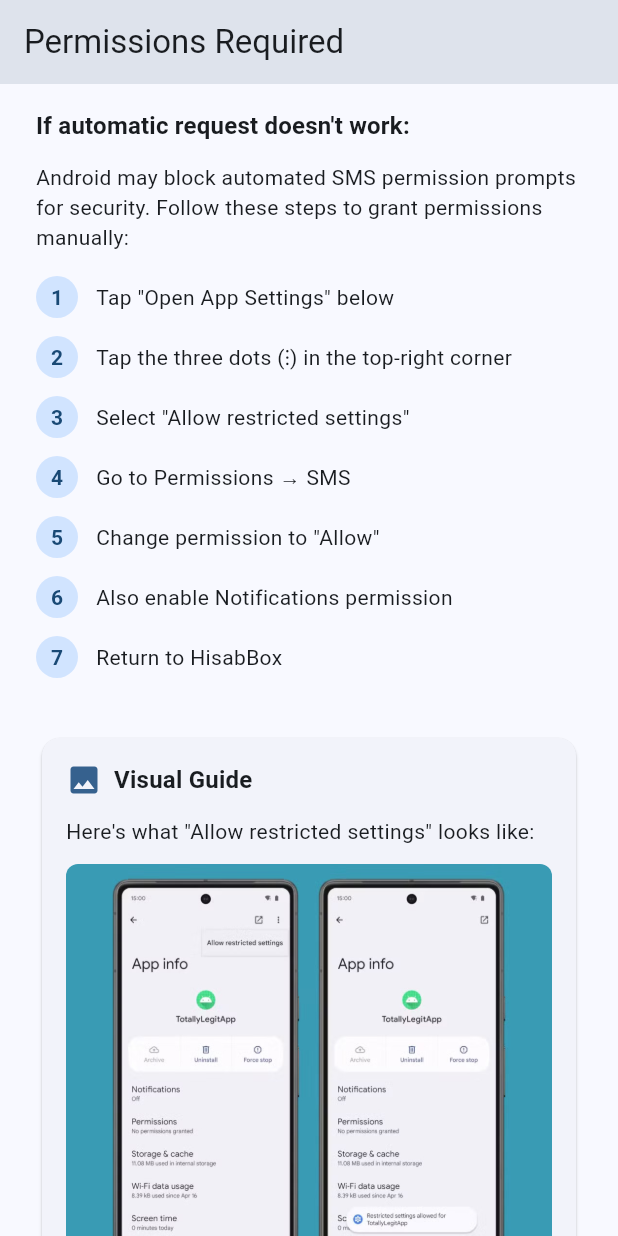
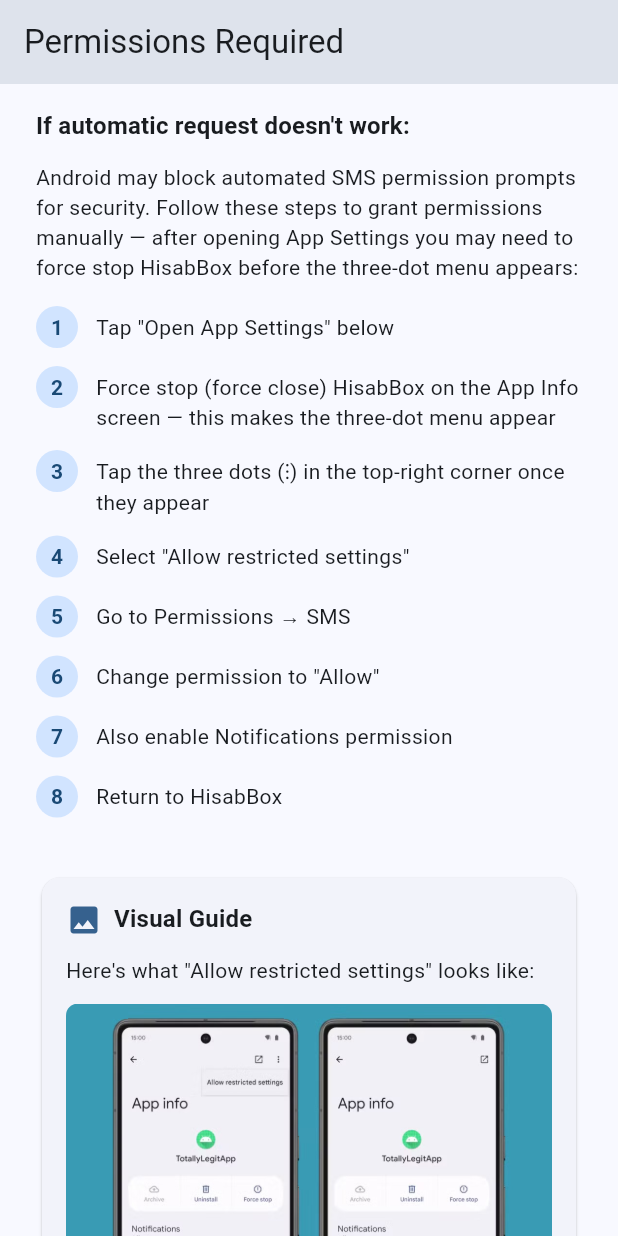
Before and after one commit to md-riaz/HisabBox, a Flutter app: the PermissionRequiredScreen screen opened directly with empty values, scrolled down 576 dp, on a phone screen of 412 x 824 dp. Run offline on Flutter 3.47's test engine with Material 3 defaults, Android fonts, the phone set to English and light mode, and no system bars; our stand-ins replace dio, get, permission_handler, shared_preferences, sqflite; missing offline and left inert: another_telephony, workmanager; accounts and stored records are empty.

Commit message:
Clarify manual permission steps and pad import button

```diff
--- a/lib/screens/import_screen.dart
+++ b/lib/screens/import_screen.dart
@@ -143,7 +143,10 @@ class _ImportScreenState extends State<ImportScreen> {
                     ElevatedButton(
                       onPressed: _isImporting ? null : _importSms,
                       style: ElevatedButton.styleFrom(
-                        padding: const EdgeInsets.symmetric(vertical: 16),
+                        padding: const EdgeInsets.symmetric(
+                          horizontal: 24,
+                          vertical: 16,
+                        ),
                         shape: RoundedRectangleBorder(
                           borderRadius: BorderRadius.circular(12),
                         ),
--- a/lib/screens/permission_required_screen.dart
+++ b/lib/screens/permission_required_screen.dart
@@ -2,8 +2,10 @@ import 'package:flutter/material.dart';
 import 'package:hisabbox/services/permission_service.dart';
 
 class PermissionRequiredScreen extends StatefulWidget {
-  const PermissionRequiredScreen(
-      {super.key, required this.onPermissionsGranted});
+  const PermissionRequiredScreen({
+    super.key,
+    required this.onPermissionsGranted,
+  });
 
   final Future<void> Function() onPermissionsGranted;
 
@@ -91,9 +93,7 @@ class _PermissionRequiredScreenState extends State<PermissionRequiredScreen>
     final theme = Theme.of(context);
 
     return Scaffold(
-      appBar: AppBar(
-        title: const Text('Permissions Required'),
-      ),
+      appBar: AppBar(title: const Text('Permissions Required')),
       body: SingleChildScrollView(
         padding: const EdgeInsets.all(24.0),
         child: Column(
@@ -177,14 +177,14 @@ class _PermissionRequiredScreenState extends State<PermissionRequiredScreen>
                     ? const SizedBox(
                         width: 20,
                         height: 20,
-                        child: CircularProgressIndicator(
-                          strokeWidth: 2,
-                        ),
+                        child: CircularProgressIndicator(strokeWidth: 2),
                       )
                     : const Icon(Icons.check_circle),
-                label: Text(_isRequestingPermission
-                    ? 'Requesting...'
-                    : 'Grant Permissions'),
+                label: Text(
+                  _isRequestingPermission
+                      ? 'Requesting...'
+                      : 'Grant Permissions',
+                ),
               ),
             ),
             const SizedBox(height: 16),
@@ -201,7 +201,7 @@ class _PermissionRequiredScreenState extends State<PermissionRequiredScreen>
             ),
             const SizedBox(height: 12),
             Text(
-              'Android may block automated SMS permission prompts for security. Follow these steps to grant permissions manually:',
+              'Android may block automated SMS permission prompts for security. Follow these steps to grant permissions manually — after opening App Settings you may need to force stop HisabBox before the three-dot menu appears:',
               style: theme.textTheme.bodyMedium,
             ),
             const SizedBox(height: 16),
@@ -214,28 +214,28 @@ class _PermissionRequiredScreenState extends State<PermissionRequiredScreen>
                 ),
                 _InstructionStep(
                   number: '2',
-                  text: 'Tap the three dots (⋮) in the top-right corner',
+                  text:
+                      'Force stop (force close) HisabBox on the App Info screen — this makes the three-dot menu appear',
                 ),
                 _InstructionStep(
                   number: '3',
-                  text: 'Select "Allow restricted settings"',
+                  text:
+                      'Tap the three dots (⋮) in the top-right corner once they appear',
                 ),
                 _InstructionStep(
                   number: '4',
-                  text: 'Go to Permissions → SMS',
+                  text: 'Select "Allow restricted settings"',
                 ),
+                _InstructionStep(number: '5', text: 'Go to Permissions → SMS'),
                 _InstructionStep(
-                  number: '5',
+                  number: '6',
                   text: 'Change permission to "Allow"',
                 ),
                 _InstructionStep(
-                  number: '6',
+                  number: '7',
                   text: 'Also enable Notifications permission',
                 ),
-                _InstructionStep(
-                  number: '7',
-                  text: 'Return to HisabBox',
-                ),
+                _InstructionStep(number: '8', text: 'Return to HisabBox'),
               ],
             ),
             const SizedBox(height: 24),
@@ -249,10 +249,7 @@ class _PermissionRequiredScreenState extends State<PermissionRequiredScreen>
                   children: [
                     Row(
                       children: [
-                        Icon(
-                          Icons.image,
-                          color: theme.colorScheme.primary,
-                        ),
+                        Icon(Icons.image, color: theme.colorScheme.primary),
                         const SizedBox(width: 8),
                         Text(
                           'Visual Guide',
@@ -354,10 +351,7 @@ class _InstructionStep extends StatelessWidget {
           Expanded(
             child: Padding(
               padding: const EdgeInsets.only(top: 4.0),
-              child: Text(
-                text,
-                style: theme.textTheme.bodyMedium,
-              ),
+              child: Text(text, style: theme.textTheme.bodyMedium),
             ),
           ),
         ],
@@ -383,11 +377,7 @@ class _PermissionItem extends StatelessWidget {
     return Row(
       crossAxisAlignment: CrossAxisAlignment.start,
       children: [
-        Icon(
-          icon,
-          size: 24,
-          color: theme.colorScheme.primary,
-        ),
+        Icon(icon, size: 24, color: theme.colorScheme.primary),
         const SizedBox(width: 12),
         Expanded(
           child: Column(
@@ -400,10 +390,7 @@ class _PermissionItem extends StatelessWidget {
                 ),
               ),
               const SizedBox(height: 4),
-              Text(
-                description,
-                style: theme.textTheme.bodySmall,
-              ),
+              Text(description, style: theme.textTheme.bodySmall),
             ],
           ),
         ),
```
Lines whose indentation alone changed are shown as unchanged.
